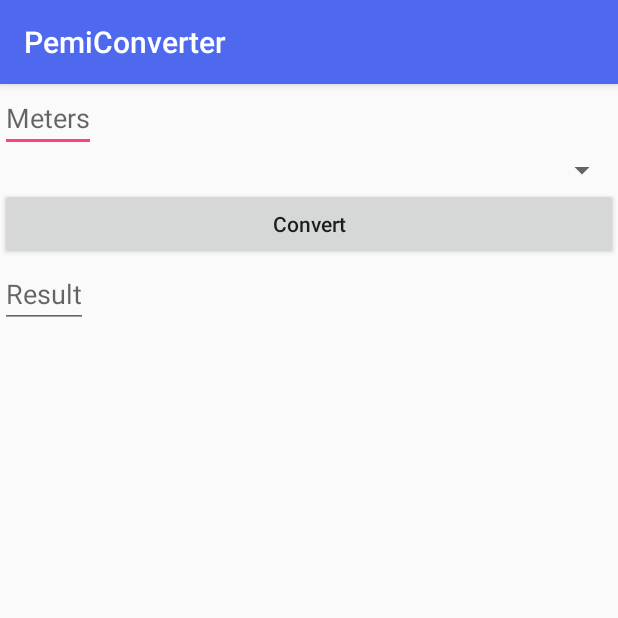
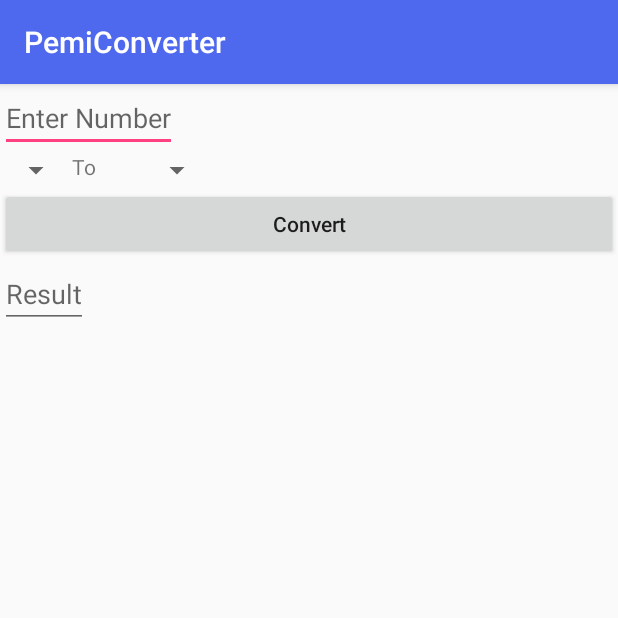
Before and after one commit to peimansh/Android-Simple-Converter, an Android app: the screen it shows after launch (MainActivity), on a phone screen of 412 x 824 dp, the top half of it. Run offline under Robolectric (Android 15) with nearby library versions, the phone set to English and light mode, and no system bars; 5 statements that could not run were skipped.

```diff
--- a/app/src/main/res/layout/activity_main.xml
+++ b/app/src/main/res/layout/activity_main.xml
@@ -17,16 +17,28 @@
             android:id="@+id/meter"
             android:layout_width="wrap_content"
             android:layout_height="wrap_content"
-            android:hint="Meters"
+            android:hint="Enter Number"
             android:inputType="numberDecimal"
             />
+        <LinearLayout
+            android:layout_width="wrap_content"
+            android:layout_height="wrap_content">
+        <Spinner
+            android:layout_width="wrap_content"
+            android:layout_height="wrap_content"
+            android:id="@+id/from"
+            />
+        <TextView
+            android:layout_width="wrap_content"
+            android:layout_height="wrap_content"
+            android:text="To         "/>
 
         <Spinner
-            android:layout_width="match_parent"
+            android:layout_width="wrap_content"
             android:layout_height="wrap_content"
-            android:id="@+id/convsel"
-            />
-
+            android:id="@+id/to"
+        />
+        </LinearLayout>
         <Button
             android:layout_width="match_parent"
             android:layout_height="match_parent"
```
Also changed, not shown: app/src/main/java/com/example/tmp_sda_1130/pemiconverter/MainActivity.java (+45 -10 lines), 1 other file.
